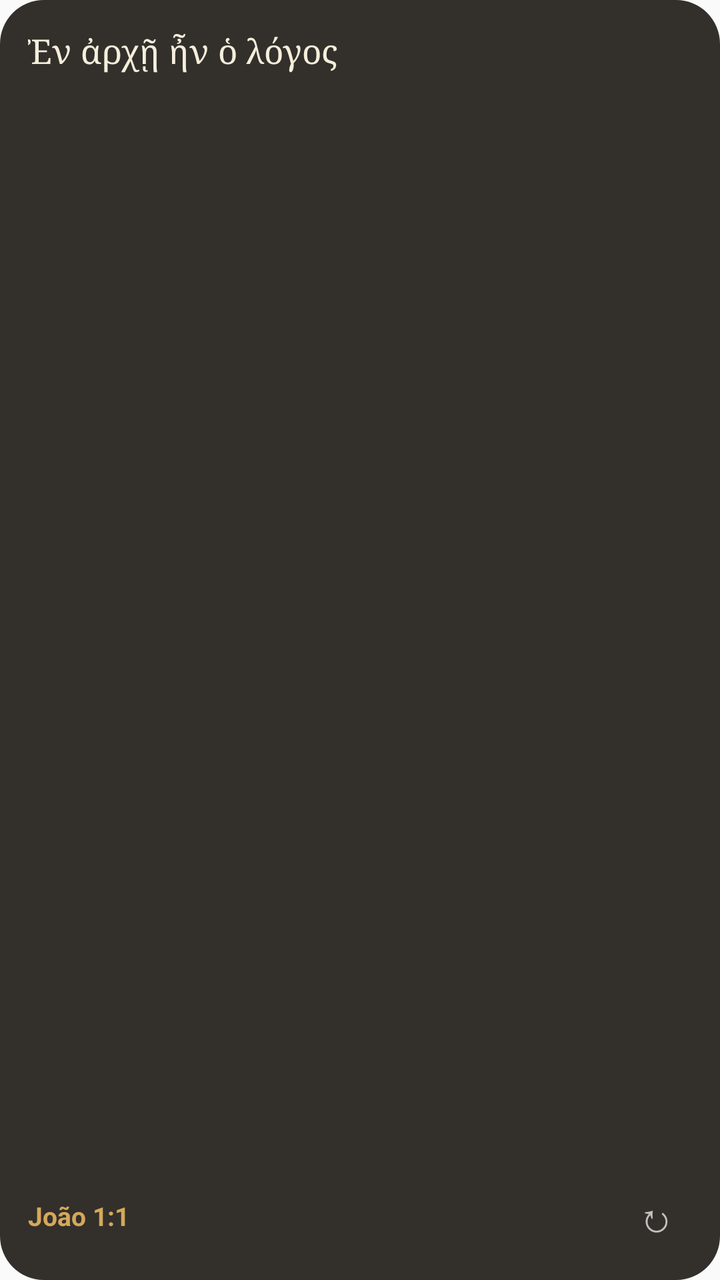
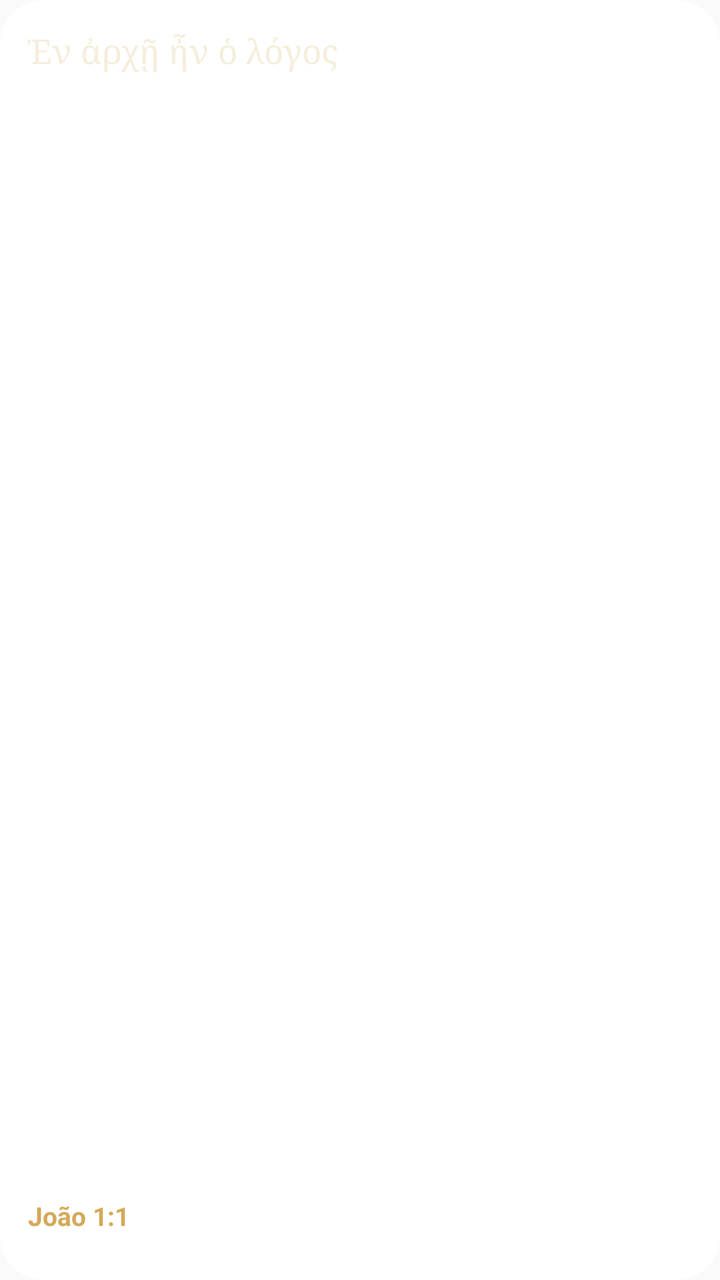

The first picture is an Android layout as it rendered before a commit; the second is the same layout after the commit. The layout source and the unified diff follow.
<!-- AndroidManifest.xml: application theme AppTheme -->
<!-- res/layout/widget.xml -->
<?xml version="1.0" encoding="utf-8"?>
<LinearLayout xmlns:android="http://schemas.android.com/apk/res/android"
    android:id="@+id/w_root"
    android:layout_width="match_parent"
    android:layout_height="match_parent"
    android:orientation="vertical"
    android:padding="14dp"
    android:background="@drawable/widget_bg">

    <TextView
        android:id="@+id/w_text"
        android:layout_width="match_parent"
        android:layout_height="0dp"
        android:layout_weight="1"
        android:fontFamily="serif"
        android:textSize="17sp"
        android:lineSpacingMultiplier="1.15"
        android:textColor="#FFF5EEDC"
        android:ellipsize="end"
        android:maxLines="8"
        android:text="Ἐν ἀρχῇ ἦν ὁ λόγος" />

    <LinearLayout
        android:layout_width="match_parent"
        android:layout_height="wrap_content"
        android:orientation="horizontal"
        android:gravity="center_vertical"
        android:layout_marginTop="6dp">

        <TextView
            android:id="@+id/w_ref"
            android:layout_width="0dp"
            android:layout_height="wrap_content"
            android:layout_weight="1"
            android:textSize="13sp"
            android:textColor="#FFD4A95A"
            android:textStyle="bold"
            android:text="João 1:1" />

        <TextView
            android:id="@+id/w_shuffle"
            android:layout_width="36dp"
            android:layout_height="36dp"
            android:gravity="center"
            android:text="↻"
            android:textSize="20sp"
            android:textColor="#B3FFFFFF" />
    </LinearLayout>
</LinearLayout>
<!-- resources referenced by this layout -->
<resources>
  <!-- drawable widget_bg (drawable) -->
  <?xml version="1.0" encoding="utf-8"?>
  <shape xmlns:android="http://schemas.android.com/apk/res/android" android:shape="rectangle">
      <solid android:color="#E61E1A16" />
      <corners android:radius="22dp" />
  </shape>
  <style name="AppTheme" parent="android:Theme.Material.Light.NoActionBar">
          <item name="android:statusBarColor">@color/bg</item>
          <item name="android:windowLightStatusBar">true</item>
          <item name="android:navigationBarColor">@color/bg</item>
      </style>
  <color name="bg">#FFFAF6EE</color>
</resources>

<!-- the commit's change to res/layout/widget.xml (unified diff, before → after) -->
@@ -1,49 +1,61 @@
 <?xml version="1.0" encoding="utf-8"?>
-<LinearLayout xmlns:android="http://schemas.android.com/apk/res/android"
+<FrameLayout xmlns:android="http://schemas.android.com/apk/res/android"
     android:id="@+id/w_root"
     android:layout_width="match_parent"
-    android:layout_height="match_parent"
-    android:orientation="vertical"
-    android:padding="14dp"
-    android:background="@drawable/widget_bg">
+    android:layout_height="match_parent">
 
-    <TextView
-        android:id="@+id/w_text"
+    <ImageView
+        android:id="@+id/w_bg"
         android:layout_width="match_parent"
-        android:layout_height="0dp"
-        android:layout_weight="1"
-        android:fontFamily="serif"
-        android:textSize="17sp"
-        android:lineSpacingMultiplier="1.15"
-        android:textColor="#FFF5EEDC"
-        android:ellipsize="end"
-        android:maxLines="8"
-        android:text="Ἐν ἀρχῇ ἦν ὁ λόγος" />
+        android:layout_height="match_parent"
+        android:scaleType="fitXY"
+        android:src="@drawable/widget_shape"
+        android:importantForAccessibility="no" />
 
     <LinearLayout
         android:layout_width="match_parent"
-        android:layout_height="wrap_content"
-        android:orientation="horizontal"
-        android:gravity="center_vertical"
-        android:layout_marginTop="6dp">
+        android:layout_height="match_parent"
+        android:orientation="vertical"
+        android:padding="14dp">
 
         <TextView
-            android:id="@+id/w_ref"
-            android:layout_width="0dp"
+            android:id="@+id/w_text"
+            android:layout_width="match_parent"
+            android:layout_height="0dp"
+            android:layout_weight="1"
+            android:fontFamily="serif"
+            android:textSize="17sp"
+            android:lineSpacingMultiplier="1.15"
+            android:textColor="#FFF5EEDC"
+            android:ellipsize="end"
+            android:maxLines="10"
+            android:text="Ἐν ἀρχῇ ἦν ὁ λόγος" />
+
+        <LinearLayout
+            android:layout_width="match_parent"
             android:layout_height="wrap_content"
-            android:layout_weight="1"
-            android:textSize="13sp"
-            android:textColor="#FFD4A95A"
-            android:textStyle="bold"
-            android:text="João 1:1" />
+            android:orientation="horizontal"
+            android:gravity="center_vertical"
+            android:layout_marginTop="6dp">
 
-        <TextView
-            android:id="@+id/w_shuffle"
-            android:layout_width="36dp"
-            android:layout_height="36dp"
-            android:gravity="center"
-            android:text="↻"
-            android:textSize="20sp"
-            android:textColor="#B3FFFFFF" />
+            <TextView
+                android:id="@+id/w_ref"
+                android:layout_width="0dp"
+                android:layout_height="wrap_content"
+                android:layout_weight="1"
+                android:textSize="13sp"
+                android:textColor="#FFD4A95A"
+                android:textStyle="bold"
+                android:text="João 1:1" />
+
+            <TextView
+                android:id="@+id/w_shuffle"
+                android:layout_width="36dp"
+                android:layout_height="36dp"
+                android:gravity="center"
+                android:text="↻"
+                android:textSize="20sp"
+                android:textColor="#B3FFFFFF" />
+        </LinearLayout>
     </LinearLayout>
-</LinearLayout>
+</FrameLayout>
<!-- resource entries referenced after the edit -->
@@ -1,10 +1,11 @@
 <!-- resources referenced by this layout -->
 <resources>
-  <!-- drawable widget_bg (drawable) -->
+  <!-- drawable widget_shape (drawable) -->
   <?xml version="1.0" encoding="utf-8"?>
   <shape xmlns:android="http://schemas.android.com/apk/res/android" android:shape="rectangle">
-      <solid android:color="#E61E1A16" />
+      <solid android:color="#FFFFFFFF" />
       <corners android:radius="22dp" />
+      <size android:width="200dp" android:height="100dp" />
   </shape>
   <style name="AppTheme" parent="android:Theme.Material.Light.NoActionBar">
           <item name="android:statusBarColor">@color/bg</item>
